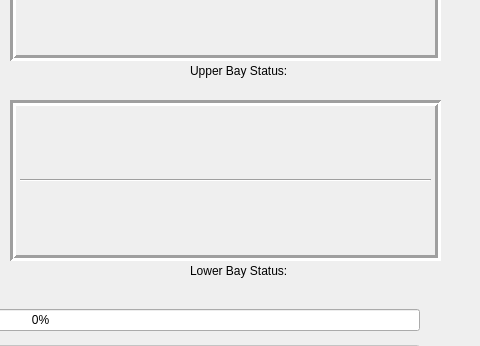
Before: the Qt Designer form _ui/Demo.ui in CoSE-Jerry/ABCD, drawn with Qt 5; both pictures show x 390 to 870 and y 130 to 476 of the 870 by 600 pixel window.
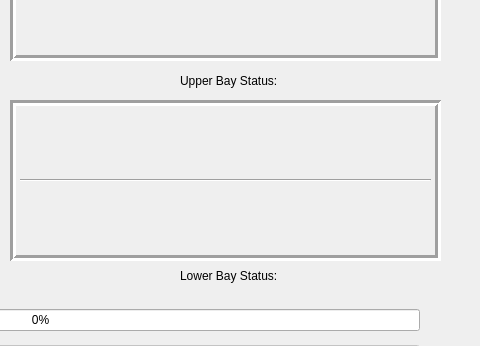
After: the same form once the commit is applied. Icons and pictures are not drawn.

```diff
--- a/_ui/Demo.ui
+++ b/_ui/Demo.ui
@@ -570,8 +570,8 @@
    <widget class="QLabel" name="Upper_Bay_Label">
     <property name="geometry">
      <rect>
-      <x>580</x>
-      <y>190</y>
+      <x>570</x>
+      <y>200</y>
       <width>111</width>
       <height>21</height>
      </rect>
@@ -586,8 +586,8 @@
    <widget class="QLabel" name="Lower_Bay_Label">
     <property name="geometry">
      <rect>
-      <x>580</x>
-      <y>390</y>
+      <x>570</x>
+      <y>395</y>
       <width>111</width>
       <height>21</height>
      </rect>
```
